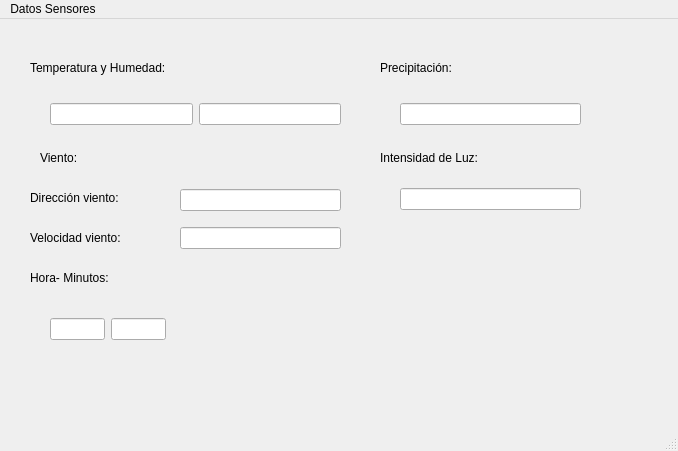
Before: the Qt Designer form Interfaz_Grafica/informacion_base_de_datos.ui in andreslopez15/ProyectoALSE, drawn with Qt 5.
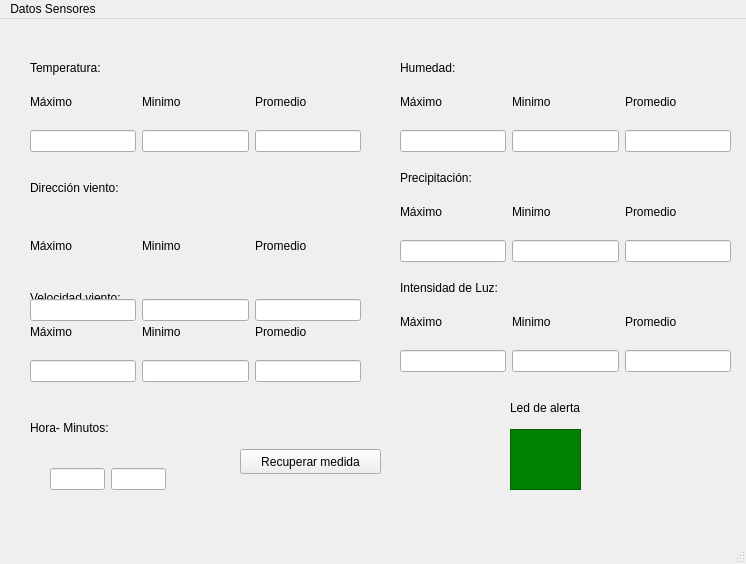
After: the same form once the commit is applied.

Diff of the .ui file:
```diff
--- a/Interfaz_Grafica/informacion_base_de_datos.ui
+++ b/Interfaz_Grafica/informacion_base_de_datos.ui
@@ -6,8 +6,8 @@
    <rect>
     <x>0</x>
     <y>0</y>
-    <width>678</width>
-    <height>451</height>
+    <width>746</width>
+    <height>564</height>
    </rect>
   </property>
   <property name="windowTitle">
@@ -17,30 +17,6 @@
    <bool>true</bool>
   </property>
   <widget class="QWidget" name="centralwidget">
-   <widget class="QWidget" name="horizontalLayoutWidget">
-    <property name="geometry">
-     <rect>
-      <x>30</x>
-      <y>70</y>
-      <width>331</width>
-      <height>51</height>
-     </rect>
-    </property>
-    <layout class="QHBoxLayout" name="horizontalLayout">
-     <property name="leftMargin">
-      <number>20</number>
-     </property>
-     <property name="rightMargin">
-      <number>20</number>
-     </property>
-     <item>
-      <widget class="QLineEdit" name="lineEdit"/>
-     </item>
-     <item>
-      <widget class="QLineEdit" name="lineEdit_2"/>
-     </item>
-    </layout>
-   </widget>
    <widget class="QLabel" name="label">
     <property name="geometry">
      <rect>
@@ -51,35 +27,14 @@
      </rect>
     </property>
     <property name="text">
-     <string>Temperatura y Humedad:</string>
+     <string>Temperatura:</string>
     </property>
    </widget>
-   <widget class="QWidget" name="horizontalLayoutWidget_2">
-    <property name="geometry">
-     <rect>
-      <x>380</x>
-      <y>70</y>
-      <width>221</width>
-      <height>51</height>
-     </rect>
-    </property>
-    <layout class="QHBoxLayout" name="horizontalLayout_2">
-     <property name="leftMargin">
-      <number>20</number>
-     </property>
-     <property name="rightMargin">
-      <number>20</number>
-     </property>
-     <item>
-      <widget class="QLineEdit" name="lineEdit_3"/>
-     </item>
-    </layout>
-   </widget>
    <widget class="QLabel" name="label_2">
     <property name="geometry">
      <rect>
-      <x>380</x>
-      <y>40</y>
+      <x>400</x>
+      <y>150</y>
       <width>101</width>
       <height>17</height>
      </rect>
@@ -88,24 +43,11 @@
      <string>Precipitación:</string>
     </property>
    </widget>
-   <widget class="QLabel" name="label_3">
-    <property name="geometry">
-     <rect>
-      <x>40</x>
-      <y>130</y>
-      <width>67</width>
-      <height>17</height>
-     </rect>
-    </property>
-    <property name="text">
-     <string>Viento:</string>
-    </property>
-   </widget>
    <widget class="QLabel" name="label_4">
     <property name="geometry">
      <rect>
       <x>30</x>
-      <y>170</y>
+      <y>160</y>
       <width>121</width>
       <height>17</height>
      </rect>
@@ -114,35 +56,11 @@
      <string>Dirección viento:</string>
     </property>
    </widget>
-   <widget class="QWidget" name="verticalLayoutWidget">
-    <property name="geometry">
-     <rect>
-      <x>160</x>
-      <y>160</y>
-      <width>201</width>
-      <height>80</height>
-     </rect>
-    </property>
-    <layout class="QVBoxLayout" name="verticalLayout">
-     <property name="leftMargin">
-      <number>20</number>
-     </property>
-     <property name="rightMargin">
-      <number>20</number>
-     </property>
-     <item>
-      <widget class="QLineEdit" name="lineEdit_4"/>
-     </item>
-     <item>
-      <widget class="QLineEdit" name="lineEdit_5"/>
-     </item>
-    </layout>
-   </widget>
    <widget class="QLabel" name="label_5">
     <property name="geometry">
      <rect>
       <x>30</x>
-      <y>210</y>
+      <y>270</y>
       <width>131</width>
       <height>17</height>
      </rect>
@@ -154,8 +72,8 @@
    <widget class="QLabel" name="label_6">
     <property name="geometry">
      <rect>
-      <x>380</x>
-      <y>130</y>
+      <x>400</x>
+      <y>260</y>
       <width>131</width>
       <height>17</height>
      </rect>
@@ -164,32 +82,11 @@
      <string>Intensidad de Luz:</string>
     </property>
    </widget>
-   <widget class="QWidget" name="horizontalLayoutWidget_3">
-    <property name="geometry">
-     <rect>
-      <x>380</x>
-      <y>160</y>
-      <width>221</width>
-      <height>41</height>
-     </rect>
-    </property>
-    <layout class="QHBoxLayout" name="horizontalLayout_3">
-     <property name="leftMargin">
-      <number>20</number>
-     </property>
-     <property name="rightMargin">
-      <number>20</number>
-     </property>
-     <item>
-      <widget class="QLineEdit" name="lineEdit_7"/>
-     </item>
-    </layout>
-   </widget>
    <widget class="QLabel" name="label_7">
     <property name="geometry">
      <rect>
       <x>30</x>
-      <y>250</y>
+      <y>400</y>
       <width>111</width>
       <height>17</height>
      </rect>
@@ -202,7 +99,7 @@
     <property name="geometry">
      <rect>
       <x>30</x>
-      <y>270</y>
+      <y>420</y>
       <width>156</width>
       <height>80</height>
      </rect>
@@ -222,13 +119,325 @@
      </item>
     </layout>
    </widget>
+   <widget class="QPushButton" name="Recuperar_medida">
+    <property name="geometry">
+     <rect>
+      <x>240</x>
+      <y>430</y>
+      <width>141</width>
+      <height>25</height>
+     </rect>
+    </property>
+    <property name="text">
+     <string>Recuperar medida</string>
+    </property>
+   </widget>
+   <widget class="QLabel" name="label_3">
+    <property name="geometry">
+     <rect>
+      <x>400</x>
+      <y>40</y>
+      <width>171</width>
+      <height>17</height>
+     </rect>
+    </property>
+    <property name="text">
+     <string>Humedad:</string>
+    </property>
+   </widget>
+   <widget class="QWidget" name="gridLayoutWidget">
+    <property name="geometry">
+     <rect>
+      <x>30</x>
+      <y>60</y>
+      <width>331</width>
+      <height>73</height>
+     </rect>
+    </property>
+    <layout class="QGridLayout" name="gridLayout">
+     <item row="0" column="2">
+      <widget class="QLabel" name="label_10">
+       <property name="text">
+        <string>Promedio</string>
+       </property>
+      </widget>
+     </item>
+     <item row="1" column="1">
+      <widget class="QLineEdit" name="TempMin"/>
+     </item>
+     <item row="1" column="2">
+      <widget class="QLineEdit" name="TempProm"/>
+     </item>
+     <item row="0" column="0">
+      <widget class="QLabel" name="label_8">
+       <property name="text">
+        <string>Máximo</string>
+       </property>
+      </widget>
+     </item>
+     <item row="1" column="0">
+      <widget class="QLineEdit" name="TempMax"/>
+     </item>
+     <item row="0" column="1">
+      <widget class="QLabel" name="label_9">
+       <property name="text">
+        <string>Minimo</string>
+       </property>
+      </widget>
+     </item>
+    </layout>
+   </widget>
+   <widget class="QWidget" name="gridLayoutWidget_2">
+    <property name="geometry">
+     <rect>
+      <x>30</x>
+      <y>180</y>
+      <width>331</width>
+      <height>122</height>
+     </rect>
+    </property>
+    <layout class="QGridLayout" name="gridLayout_4">
+     <item row="0" column="2">
+      <widget class="QLabel" name="label_17">
+       <property name="text">
+        <string>Promedio</string>
+       </property>
+      </widget>
+     </item>
+     <item row="0" column="1">
+      <widget class="QLabel" name="label_19">
+       <property name="text">
+        <string>Minimo</string>
+       </property>
+      </widget>
+     </item>
+     <item row="1" column="2">
+      <widget class="QLineEdit" name="DireccionVProm"/>
+     </item>
+     <item row="1" column="0">
+      <widget class="QLineEdit" name="DireccionVMax"/>
+     </item>
+     <item row="0" column="0">
+      <widget class="QLabel" name="label_18">
+       <property name="text">
+        <string>Máximo</string>
+       </property>
+      </widget>
+     </item>
+     <item row="1" column="1">
+      <widget class="QLineEdit" name="DireccionVMin"/>
+     </item>
+    </layout>
+   </widget>
+   <widget class="QWidget" name="gridLayoutWidget_3">
+    <property name="geometry">
+     <rect>
+      <x>30</x>
+      <y>290</y>
+      <width>331</width>
+      <height>73</height>
+     </rect>
+    </property>
+    <layout class="QGridLayout" name="gridLayout_5">
+     <item row="0" column="2">
+      <widget class="QLabel" name="label_20">
+       <property name="text">
+        <string>Promedio</string>
+       </property>
+      </widget>
+     </item>
+     <item row="1" column="1">
+      <widget class="QLineEdit" name="VelocidadVMin"/>
+     </item>
+     <item row="1" column="2">
+      <widget class="QLineEdit" name="VelocidadVProm"/>
+     </item>
+     <item row="0" column="0">
+      <widget class="QLabel" name="label_21">
+       <property name="text">
+        <string>Máximo</string>
+       </property>
+      </widget>
+     </item>
+     <item row="1" column="0">
+      <widget class="QLineEdit" name="VelocidadVMax"/>
+     </item>
+     <item row="0" column="1">
+      <widget class="QLabel" name="label_22">
+       <property name="text">
+        <string>Minimo</string>
+       </property>
+      </widget>
+     </item>
+    </layout>
+   </widget>
+   <widget class="QWidget" name="gridLayoutWidget_4">
+    <property name="geometry">
+     <rect>
+      <x>400</x>
+      <y>60</y>
+      <width>331</width>
+      <height>73</height>
+     </rect>
+    </property>
+    <layout class="QGridLayout" name="gridLayout_2">
+     <item row="0" column="2">
+      <widget class="QLabel" name="label_11">
+       <property name="text">
+        <string>Promedio</string>
+       </property>
+      </widget>
+     </item>
+     <item row="1" column="1">
+      <widget class="QLineEdit" name="HumedadMin"/>
+     </item>
+     <item row="1" column="2">
+      <widget class="QLineEdit" name="HumedadProm"/>
+     </item>
+     <item row="0" column="0">
+      <widget class="QLabel" name="label_12">
+       <property name="text">
+        <string>Máximo</string>
+       </property>
+      </widget>
+     </item>
+     <item row="1" column="0">
+      <widget class="QLineEdit" name="HumedadMax"/>
+     </item>
+     <item row="0" column="1">
+      <widget class="QLabel" name="label_13">
+       <property name="text">
+        <string>Minimo</string>
+       </property>
+      </widget>
+     </item>
+    </layout>
+   </widget>
+   <widget class="QWidget" name="gridLayoutWidget_5">
+    <property name="geometry">
+     <rect>
+      <x>400</x>
+      <y>170</y>
+      <width>331</width>
+      <height>73</height>
+     </rect>
+    </property>
+    <layout class="QGridLayout" name="gridLayout_3">
+     <item row="0" column="2">
+      <widget class="QLabel" name="label_14">
+       <property name="text">
+        <string>Promedio</string>
+       </property>
+      </widget>
+     </item>
+     <item row="1" column="1">
+      <widget class="QLineEdit" name="PrecipitacionMin"/>
+     </item>
+     <item row="1" column="2">
+      <widget class="QLineEdit" name="PrecipitacionProm"/>
+     </item>
+     <item row="0" column="0">
+      <widget class="QLabel" name="label_15">
+       <property name="text">
+        <string>Máximo</string>
+       </property>
+      </widget>
+     </item>
+     <item row="1" column="0">
+      <widget class="QLineEdit" name="PrecipitacionMax"/>
+     </item>
+     <item row="0" column="1">
+      <widget class="QLabel" name="label_16">
+       <property name="text">
+        <string>Minimo</string>
+       </property>
+      </widget>
+     </item>
+    </layout>
+   </widget>
+   <widget class="QWidget" name="gridLayoutWidget_6">
+    <property name="geometry">
+     <rect>
+      <x>400</x>
+      <y>280</y>
+      <width>331</width>
+      <height>73</height>
+     </rect>
+    </property>
+    <layout class="QGridLayout" name="gridLayout_6">
+     <item row="0" column="2">
+      <widget class="QLabel" name="label_23">
+       <property name="text">
+        <string>Promedio</string>
+       </property>
+      </widget>
+     </item>
+     <item row="1" column="1">
+      <widget class="QLineEdit" name="IntensidadLMin"/>
+     </item>
+     <item row="1" column="2">
+      <widget class="QLineEdit" name="IntensidadLProm"/>
+     </item>
+     <item row="0" column="0">
+      <widget class="QLabel" name="label_24">
+       <property name="text">
+        <string>Máximo</string>
+       </property>
+      </widget>
+     </item>
+     <item row="1" column="0">
+      <widget class="QLineEdit" name="IntensidadLMax"/>
+     </item>
+     <item row="0" column="1">
+      <widget class="QLabel" name="label_25">
+       <property name="text">
+        <string>Minimo</string>
+       </property>
+      </widget>
+     </item>
+    </layout>
+   </widget>
+   <widget class="QFrame" name="alerta">
+    <property name="geometry">
+     <rect>
+      <x>510</x>
+      <y>410</y>
+      <width>71</width>
+      <height>61</height>
+     </rect>
+    </property>
+    <property name="styleSheet">
+     <string notr="true">.QFrame{
+background-color:green
+}</string>
+    </property>
+    <property name="frameShape">
+     <enum>QFrame::StyledPanel</enum>
+    </property>
+    <property name="frameShadow">
+     <enum>QFrame::Raised</enum>
+    </property>
+   </widget>
+   <widget class="QLabel" name="label_26">
+    <property name="geometry">
+     <rect>
+      <x>510</x>
+      <y>380</y>
+      <width>111</width>
+      <height>17</height>
+     </rect>
+    </property>
+    <property name="text">
+     <string>Led de alerta </string>
+    </property>
+   </widget>
   </widget>
   <widget class="QMenuBar" name="menubar">
    <property name="geometry">
     <rect>
      <x>0</x>
      <y>0</y>
-     <width>678</width>
+     <width>746</width>
      <height>22</height>
     </rect>
    </property>
```
Left out of the diff: 4 changed lines with no effect on the pictures.
